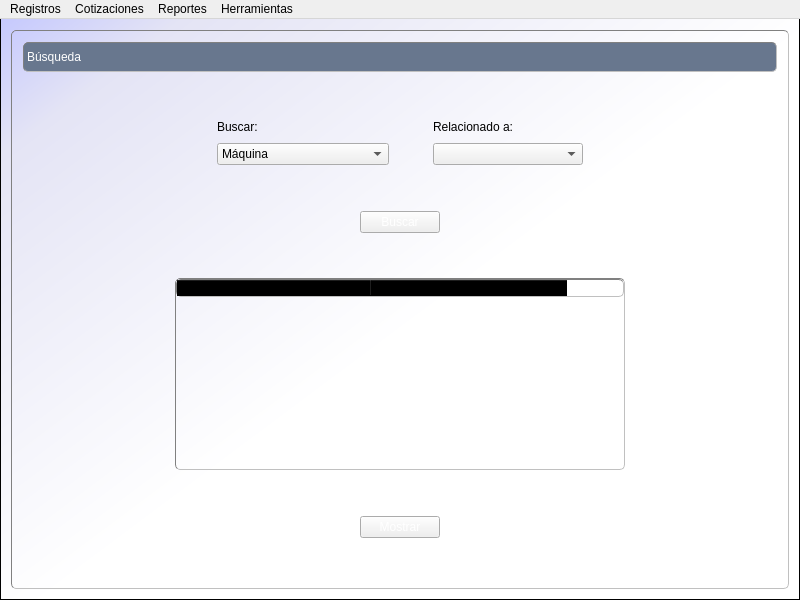
Exxu/cosmec-si, file cosmec/cosmec.ui: the form before one commit.
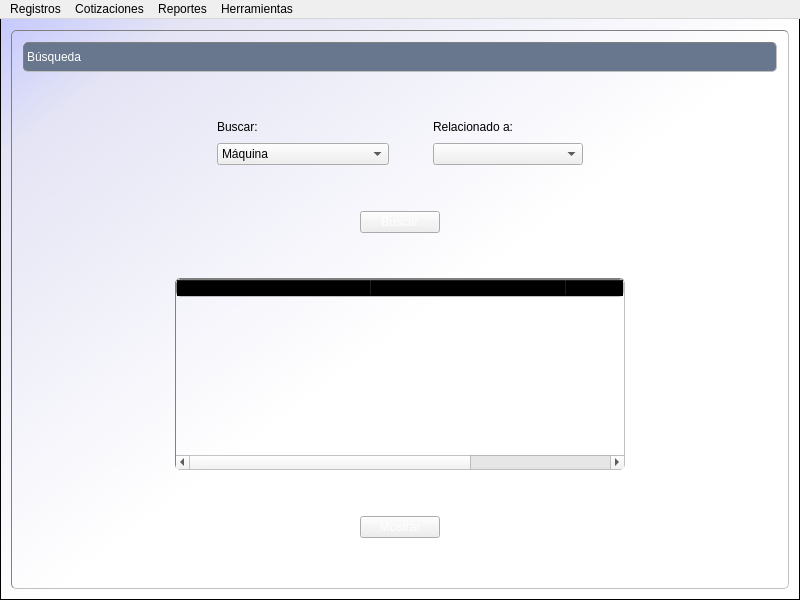
The form after the commit. The open tabs and pages were chosen to show the change. Icons and pictures are not drawn.

Commit message: anadido codigo espe en tabla de busqueda y combobox de maquinas

Patch:
```diff
--- a/cosmec/cosmec.ui
+++ b/cosmec/cosmec.ui
@@ -6609,6 +6609,11 @@
               <string>Nombre</string>
              </property>
             </column>
+            <column>
+             <property name="text">
+              <string>Codigo Espe</string>
+             </property>
+            </column>
            </widget>
           </item>
           <item>
```
Left out of the diff: 5 changed lines with no effect on the pictures. The commit also changes 15 other files.
